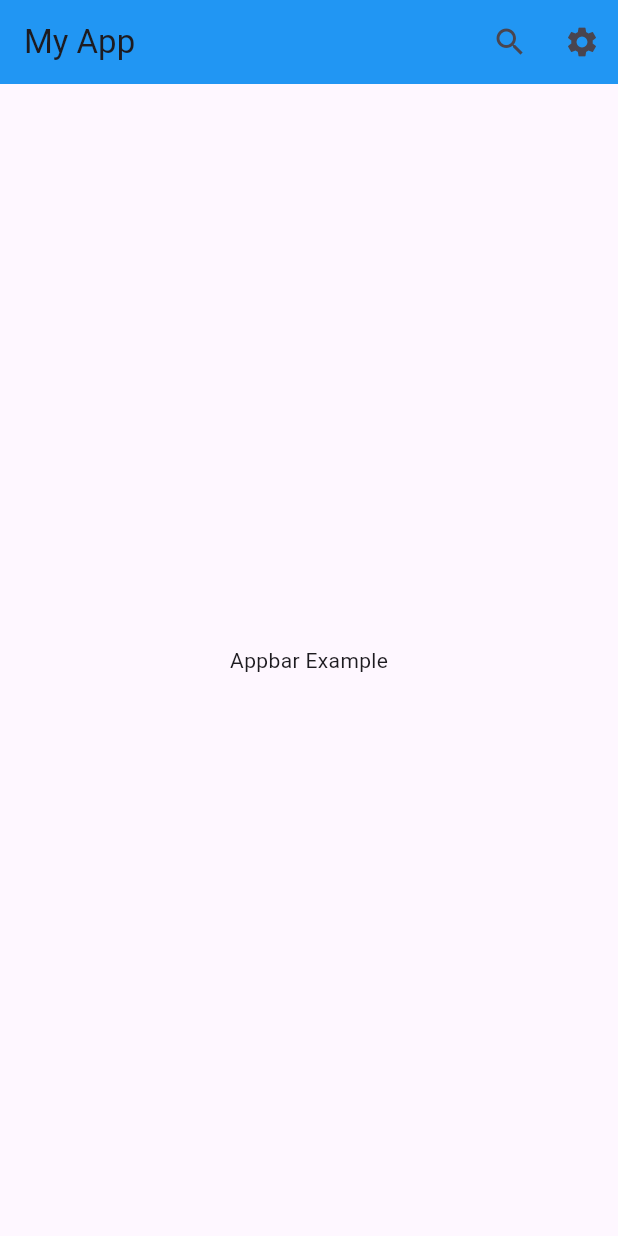
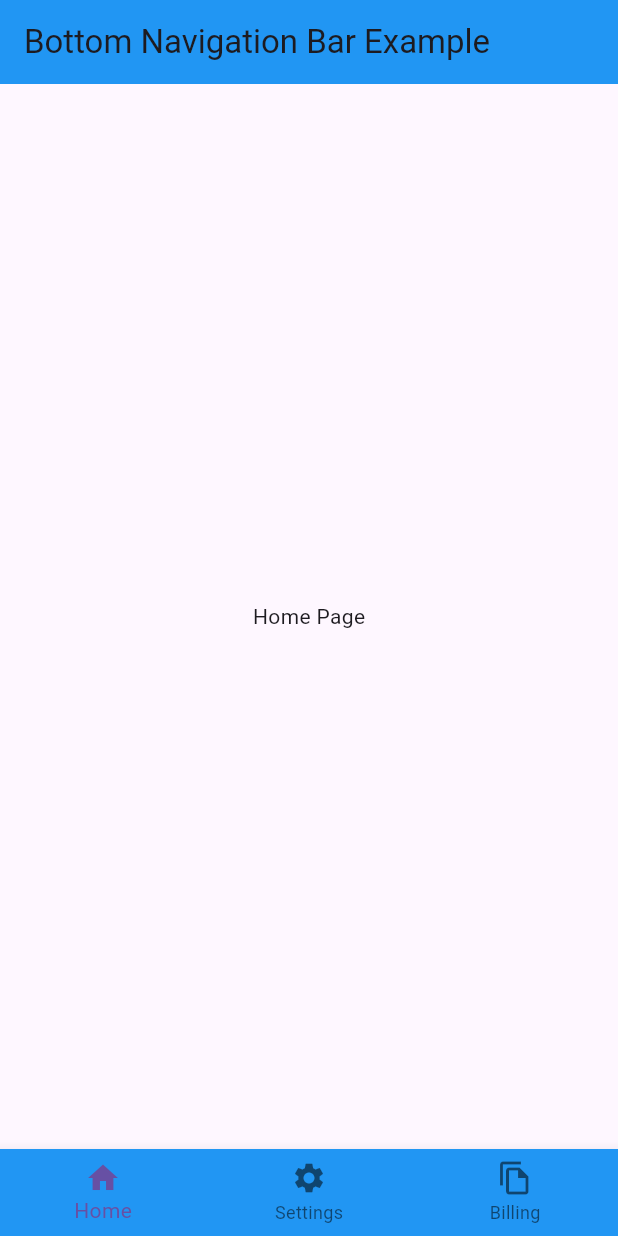
Before and after one commit to AgentSingle/Flutter_Tutorial, a Flutter app: the screen it shows after launch, on a phone screen of 412 x 824 dp. Run offline on Flutter 3.47's test engine with Material 3 defaults, Android fonts, the phone set to English and light mode, and no system bars.

Commit message:
VERSION-2024-04-14

```diff
--- a/lib/3appbar_widget.dart
+++ b/lib/3appbar_widget.dart
@@ -20,6 +20,7 @@ class _AppbarWidgetState extends State<AppbarWidget> {
             icon: const Icon(Icons.search),
             onPressed: () {
               // Add search functionality here
+              print('Do something');
             },
           ),
           IconButton(
--- /dev/null
+++ b/lib/4bottombar_widget.dart
@@ -0,0 +1,58 @@
+import 'package:flutter/material.dart';
+
+class BottomBarWidget extends StatefulWidget {
+  const BottomBarWidget({super.key});
+
+  @override
+  State<BottomBarWidget> createState() => _BottomBarWidgetState();
+}
+
+class _BottomBarWidgetState extends State<BottomBarWidget> {
+
+  int _selectedIndex = 0;
+
+  static const List<Widget> _pages = <Widget>[
+    Text('Home Page'),
+    Text('Settings Page'),
+    Text('Billing Page'),
+  ];
+
+  // ON TAP SET PAGE INDEX TO CURRENT INDEX
+  void _onItemTapped(int index){
+    setState(() {
+      _selectedIndex = index;
+    });
+  }
+
+  @override
+  Widget build(BuildContext context) {
+    return Scaffold(
+      appBar: AppBar(
+        title: Text('Bottom Navigation Bar Example'),
+        backgroundColor: Colors.blue,
+      ),
+      body: Center(
+        child: _pages.elementAt(_selectedIndex),
+      ),
+      bottomNavigationBar: BottomNavigationBar(
+        backgroundColor: Colors.blue,
+        items: const<BottomNavigationBarItem>[
+          BottomNavigationBarItem(
+            icon: Icon(Icons.home),
+            label: "Home"
+          ),
+          BottomNavigationBarItem(
+              icon: Icon(Icons.settings),
+              label: "Settings"
+          ),
+          BottomNavigationBarItem(
+              icon: Icon(Icons.file_copy_outlined),
+              label: "Billing"
+          )
+        ],
+        currentIndex: _selectedIndex,
+        onTap: _onItemTapped,
+      ),
+    );
+  }
+}
--- a/lib/main.dart
+++ b/lib/main.dart
@@ -2,6 +2,7 @@ import 'package:flutter/material.dart';
 import 'package:oneapp/1text_widget.dart';
 import 'package:oneapp/2container_widget.dart';
 import 'package:oneapp/3appbar_widget.dart';
+import 'package:oneapp/4bottombar_widget.dart';
 
 void main() {
   runApp(const MyApp());
@@ -49,8 +50,13 @@ class _MyHomePageState extends State<MyHomePage> {
     // return ContainerWidget();
 
     /*===============================
-    3. Flutter container examples
+    3. Flutter App Bar examples
     ===============================*/
-    return AppbarWidget();
+    // return AppbarWidget();
+
+    /*===============================
+    4. Flutter Bottom Bar examples
+    ===============================*/
+    return BottomBarWidget();
   }
 }
```
